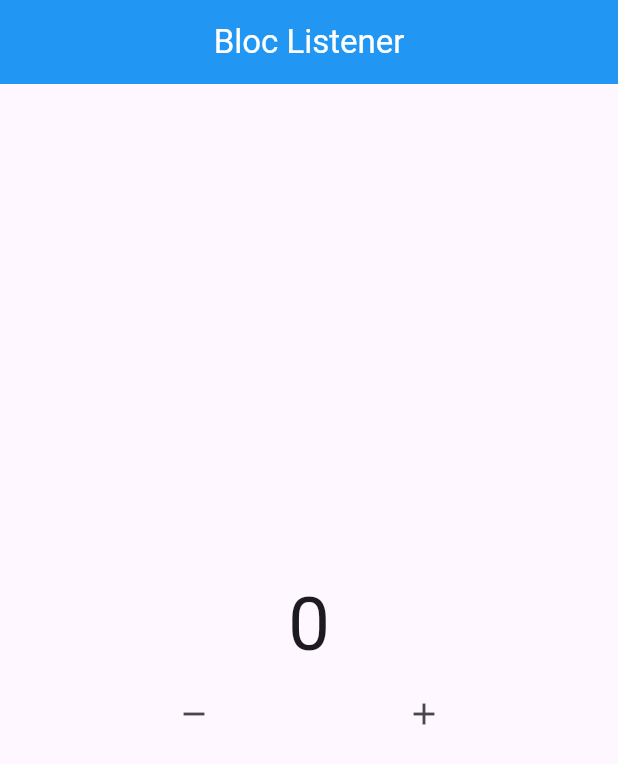
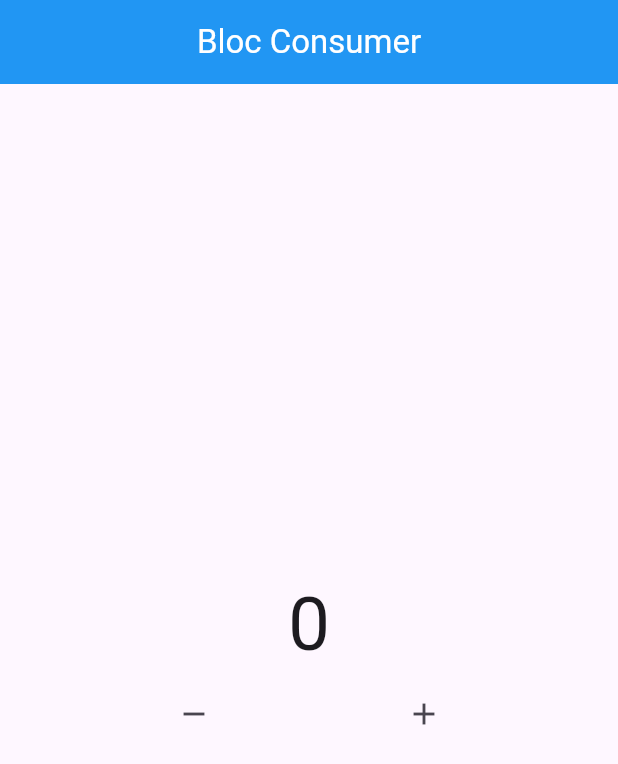
Before and after one commit to rudynurafif/cubitbloc_state_management, a Flutter app: the BlocBuilderPage screen opened directly, on a phone screen of 412 x 824 dp. Shown: the top 764 px of the screen. Run offline on Flutter 3.47's test engine with Material 3 defaults, Android fonts, the phone set to English and light mode, and no system bars; our stand-ins replace bloc, flutter_bloc.

Commit message:
bloc consumer

```diff
--- a/lib/main.dart
+++ b/lib/main.dart
@@ -1,5 +1,5 @@
 import 'package:cubitbloc_state_management/pages/basic_cubit.dart';
-import 'package:cubitbloc_state_management/pages/bloc_builder.dart';
+import 'package:cubitbloc_state_management/pages/bloc.dart';
 import 'package:flutter/material.dart';
 
 void main() {
--- a/lib/pages/bloc_builder.dart
+++ b/lib/pages/bloc.dart
@@ -10,7 +10,7 @@ class BlocBuilderPage extends StatelessWidget {
     return Scaffold(
       appBar: AppBar(
         title: const Text(
-          "Bloc Listener",
+          "Bloc Consumer",
           style: TextStyle(color: Colors.white),
         ),
         backgroundColor: Colors.blue,
@@ -19,32 +19,35 @@ class BlocBuilderPage extends StatelessWidget {
       body: Column(
         mainAxisAlignment: MainAxisAlignment.center,
         children: [
-          BlocListener(
-            bloc: mycounter,
-            listener: (context, state) {
-              ScaffoldMessenger.of(context).showSnackBar(
-                const SnackBar(
-                  content: Text("Sudah mencapai 15"),
-                  duration: Duration(seconds: 1),
-                ),
+          BlocConsumer<Counter, int>(
+            builder: (context, state) {
+              return Text(
+                "$state",
+                style: const TextStyle(fontSize: 50),
               );
             },
-            listenWhen: (previous, current) {
-              if (current is int && current % 2 == 0) {
+            buildWhen: (previous, current) {
+              if (current >= 10) {
                 return true;
               } else {
                 return false;
               }
             },
-            child: BlocBuilder<Counter, int>(
-              bloc: mycounter,
-              builder: (context, state) {
-                return Text(
-                  "$state",
-                  style: const TextStyle(fontSize: 50),
-                );
-              },
-            ),
+            listener: (context, state) {
+              ScaffoldMessenger.of(context).showSnackBar(
+                const SnackBar(
+                  content: Text("Data Genap"),
+                  duration: Duration(milliseconds: 500),
+                ),
+              );
+            },
+            listenWhen: (previous, current) {
+              if (current % 2 == 0) {
+                return true;
+              } else {
+                return false;
+              }
+            },
           ),
           Row(
             mainAxisAlignment: MainAxisAlignment.spaceEvenly,
```
